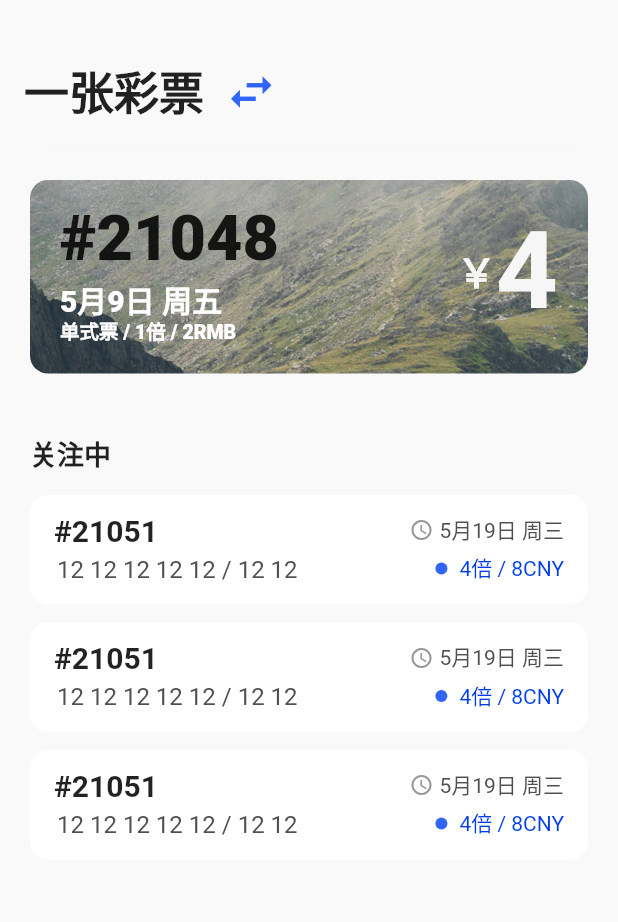
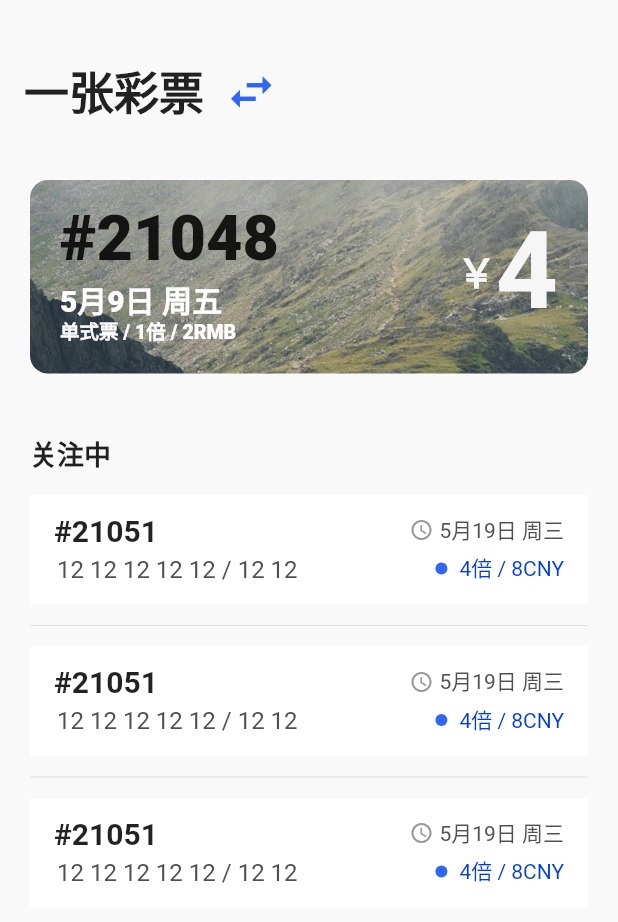
Before and after one commit to ShookLyngs/lyngs-donator, a Flutter app: the screen it shows after launch, on a phone screen of 412 x 824 dp. Shown: the top 922 px of the screen. Run offline on Flutter 3.47's test engine with Material 2 defaults, Android fonts, the phone set to English and light mode, and no system bars; our stand-ins replace flutter_sticky_header, get.

Commit message:
update(view/home): updated WatchingList widget styles.

```diff
--- a/lib/pages/home/watching_list.dart
+++ b/lib/pages/home/watching_list.dart
@@ -18,7 +18,9 @@ class WatchingList extends StatelessWidget {
           const SizedBox(height: 8),
 
           WatchingListItem(),
+          const Divider(),
           WatchingListItem(),
+          const Divider(),
           WatchingListItem(),
         ],
       ),
@@ -31,12 +33,14 @@ class WatchingListItem extends StatelessWidget {
   Widget build(BuildContext context) {
     return Padding(
       padding: const EdgeInsets.symmetric(vertical: 6),
+      child: ClipRRect(
+        borderRadius: const BorderRadius.all(Radius.circular(12)),
+        child: Ink(
+          color: Theme.of(context).cardColor,
+          child: InkWell(
+            onTap: () {},
             child: Container(
               padding: const EdgeInsets.symmetric(horizontal: 16, vertical: 12),
-        decoration: BoxDecoration(
-          color: Theme.of(context).cardColor,
-          borderRadius: const BorderRadius.all(Radius.circular(12)),
-        ),
               child: Column(
                 crossAxisAlignment: CrossAxisAlignment.start,
                 children: [
@@ -111,6 +115,9 @@ class WatchingListItem extends StatelessWidget {
                 ],
               ),
             ),
+          ),
+        ),
+      ),
     );
   }
 }
```
Lines whose indentation alone changed are shown as unchanged.
